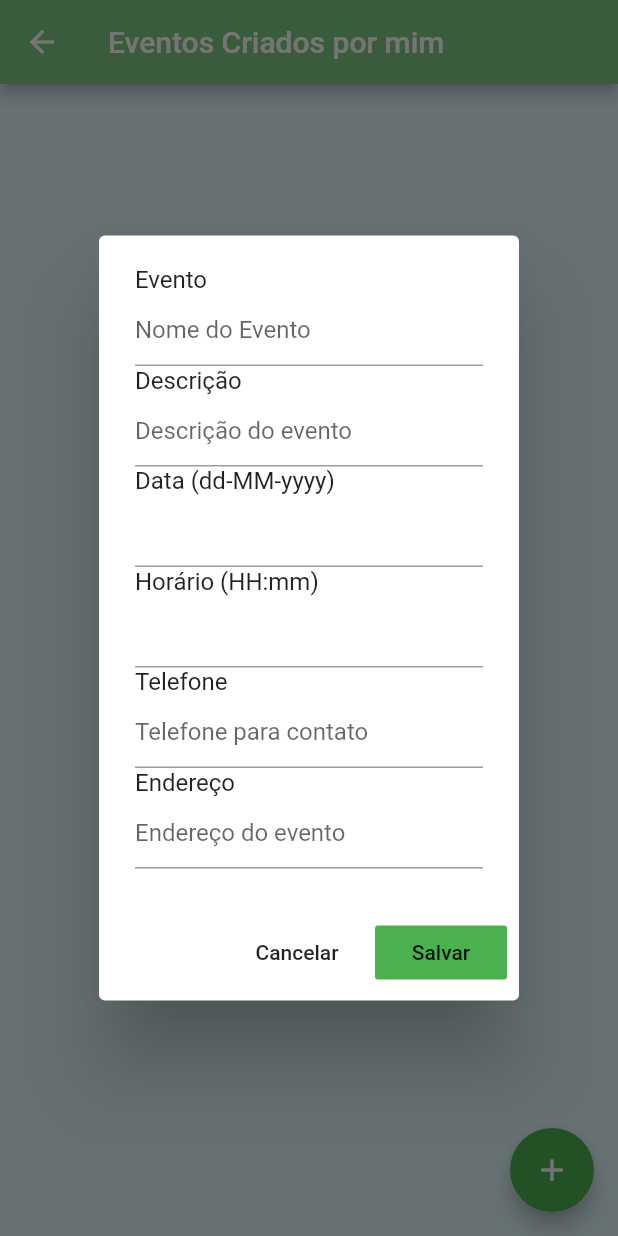
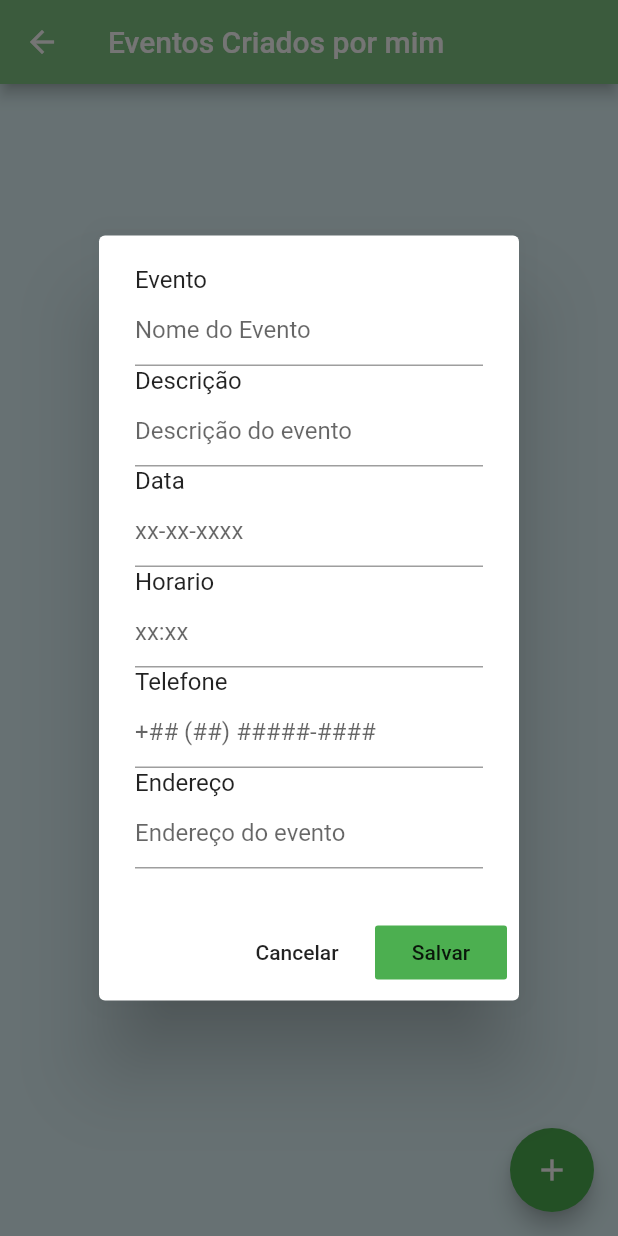
Before and after one commit to matheuscosantos/novo-literall, a Flutter app: the FormularioEvento screen opened directly, after a tap on the "add" icon, on a phone screen of 412 x 824 dp. Run offline on Flutter 3.47's test engine with Material 2 defaults, Android fonts, the phone set to English and light mode, and no system bars; drawn by our look-alikes of datetime_picker_formfield; our stand-ins replace cloud_firestore, firebase_auth, geolocator, google_sign_in, mask_text_input_formatter, shared_preferences; missing offline and left inert: geocoder; accounts and stored records are empty; project files that could hold a hidden picture were left out.

Commit message:
funcionando cadastro/busca de evento e livros

```diff
--- a/lib/form/cadastra_evento.dart
+++ b/lib/form/cadastra_evento.dart
@@ -6,6 +6,8 @@ import 'package:flutter/cupertino.dart';
 import 'package:flutter/material.dart';
 import 'package:geocoder/geocoder.dart';
 import 'package:geolocator/geolocator.dart';
+
+import 'package:mask_text_input_formatter/mask_text_input_formatter.dart';
 
 //Essa tela precisa ser Stateful para utilizar o geolocator de forma assíncrona
 class FormularioEvento extends StatefulWidget {
@@ -129,15 +131,17 @@ class _FormularioEventoState extends State<FormularioEvento> {
   Future modalCreate(BuildContext context) {
     var form = GlobalKey<FormState>();
 
+    var maskFormatData = new MaskTextInputFormatter(mask: '##-##-####', filter: { "#": RegExp(r'[0-9]') });
+    var maskFormatHorario = new MaskTextInputFormatter(mask: '##:##', filter: { "#": RegExp(r'[0-9]') });
+    var maskFormatTelefone = new MaskTextInputFormatter(mask: '+## (##) #####-####', filter: { "#": RegExp(r'[0-9]') });
+
     var nome = TextEditingController();
     var descricao = TextEditingController();
-    //var data = TextEditingController();
-    //var horario = TextEditingController();
+    var data = TextEditingController();
+    var horario = TextEditingController();
     var telefone = TextEditingController();
     var endereco = TextEditingController();
 
-    var data = DateFormat("dd-MM-yyyy");
-    var horario = DateFormat("HH:mm");
 
 
     return showDialog(
@@ -184,38 +188,53 @@ class _FormularioEventoState extends State<FormularioEvento> {
                       },
                     ),
 
-                    Text('Data (${data.pattern})'),
-                    DateTimeField(
-                      format: data,
-                      onShowPicker: (context, currentValue) {
-                      return showDatePicker(
-                          context: context,
-                          firstDate: DateTime(2020),
-                          initialDate: currentValue ?? DateTime.now(),
-                          lastDate: DateTime(2100));
+                    Text('Data'),
+                    TextFormField(
+                      decoration: InputDecoration(
+                          hintText: 'xx-xx-xxxx',
+                          //border: OutlineInputBorder(
+                            //borderRadius: BorderRadius.circular(10),
+                          //)
+                      ),
+                      inputFormatters: [maskFormatData],
+                      controller: data,
+                      validator: (value){
+                        if(value.isEmpty){
+                          return 'Este campo não pode ser vazio';
+                        }
+                        return null;
                       },
                     ),
 
-                    Text('Horário (${horario.pattern})'),
-                    DateTimeField(
-                      format: horario,
-                      onShowPicker: (context, currentValue) async {
-                        final time = await showTimePicker(
-                          context: context,
-                          initialTime: TimeOfDay.fromDateTime(currentValue ?? DateTime.now()),
-                        );
-                        return DateTimeField.convert(time);
+
+                    Text('Horario'),
+                    TextFormField(
+                      decoration: InputDecoration(
+                          hintText: 'xx:xx',
+                          //border: OutlineInputBorder(
+                            //borderRadius: BorderRadius.circular(10),
+                          //)
+                      ),
+                      inputFormatters: [maskFormatHorario],
+                      controller: horario,
+                      validator: (value){
+                        if(value.isEmpty){
+                          return 'Este campo não pode ser vazio';
+                        }
+                        return null;
                       },
                     ),
+
 
                     Text('Telefone'),
                     TextFormField(
                       decoration: InputDecoration(
-                          hintText: 'Telefone para contato',
+                          hintText: '+## (##) #####-####',
                           //border: OutlineInputBorder(
                             //borderRadius: BorderRadius.circular(10),
                           //)
                       ),
+                      inputFormatters: [maskFormatTelefone],
                       controller: telefone,
                       validator: (value){
                         if(value.isEmpty){
@@ -262,9 +281,9 @@ class _FormularioEventoState extends State<FormularioEvento> {
                         'contato': _nomeUsuario,
                         'cidade': _cidade,
                         'estado': _estado,
-                        'horario': horario,
+                        'horario': horario.text,
                         'disponivel': true,
-                        'data': data,
+                        'data': data.text,
                         'excluido': false,
                       });
 
--- a/pubspec.yaml
+++ b/pubspec.yaml
@@ -13,6 +13,7 @@ dependencies:
   geocoder: ^0.2.1
   geolocator: ^5.3.2+2
   location: ^3.0.0
+  mask_text_input_formatter: ^1.1.0
 
   intl: ^0.16.1
   datetime_picker_formfield: ^1.0.0
```
Also changed, not shown: lib/main.dart (+61 -1 lines), pubspec.lock.
